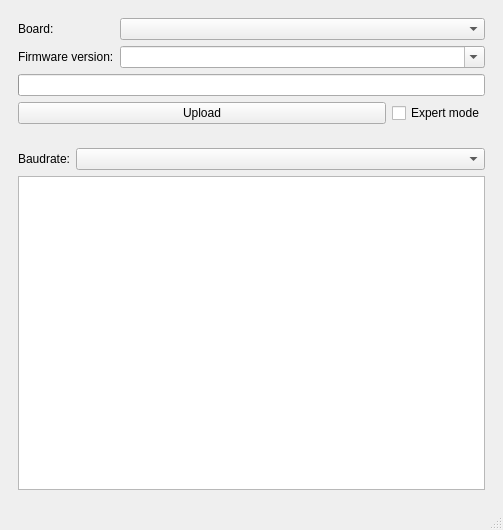
The window that gui/mainwindow.ui (opendata-stuttgart/airrohr-firmware-flasher) describes before a commit, drawn with Qt 5.
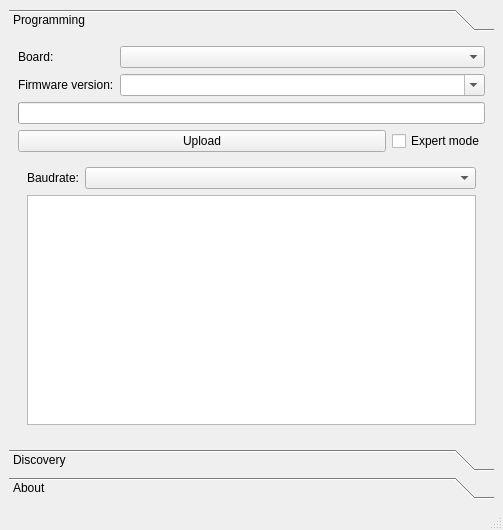
The same window after the commit. Icons and pictures are not drawn.

Patch:
```diff
--- a/gui/mainwindow.ui
+++ b/gui/mainwindow.ui
@@ -32,85 +32,37 @@
    </property>
    <layout class="QVBoxLayout" name="verticalLayout">
     <item>
-     <widget class="QWidget" name="formWidget" native="true">
+     <widget class="QToolBox" name="toolBox">
+      <property name="currentIndex">
+       <number>0</number>
+      </property>
+      <widget class="QWidget" name="page_3">
+       <property name="geometry">
+        <rect>
+         <x>0</x>
+         <y>-25</y>
+         <width>471</width>
+         <height>399</height>
+        </rect>
+       </property>
       <property name="sizePolicy">
        <sizepolicy hsizetype="Preferred" vsizetype="Minimum">
         <horstretch>0</horstretch>
         <verstretch>0</verstretch>
        </sizepolicy>
       </property>
-      <layout class="QGridLayout" name="gridLayout">
-       <item row="0" column="0">
-        <widget class="QLabel" name="label">
-         <property name="text">
-          <string>Board:</string>
-         </property>
-        </widget>
-       </item>
-       <item row="0" column="1">
-        <widget class="QComboBox" name="boardBox">
-         <property name="sizePolicy">
-          <sizepolicy hsizetype="MinimumExpanding" vsizetype="Fixed">
-           <horstretch>0</horstretch>
-           <verstretch>0</verstretch>
-          </sizepolicy>
-         </property>
-        </widget>
-       </item>
-       <item row="1" column="0">
+       <attribute name="label">
+        <string>Programming</string>
+       </attribute>
+       <layout class="QGridLayout" name="gridLayout_2">
+        <item row="3" column="0">
         <widget class="QLabel" name="label_2">
          <property name="text">
           <string>Firmware version:</string>
          </property>
         </widget>
        </item>
-       <item row="1" column="1">
-        <widget class="QComboBox" name="versionBox">
-         <property name="sizePolicy">
-          <sizepolicy hsizetype="MinimumExpanding" vsizetype="Fixed">
-           <horstretch>0</horstretch>
-           <verstretch>0</verstretch>
-          </sizepolicy>
-         </property>
-         <property name="editable">
-          <bool>true</bool>
-         </property>
-        </widget>
-       </item>
-       <item row="3" column="0" colspan="2">
-        <layout class="QHBoxLayout" name="horizontalLayout">
-         <item>
-          <widget class="QPushButton" name="uploadButton">
-           <property name="sizePolicy">
-            <sizepolicy hsizetype="Expanding" vsizetype="Fixed">
-             <horstretch>0</horstretch>
-             <verstretch>0</verstretch>
-            </sizepolicy>
-           </property>
-           <property name="text">
-            <string>Upload</string>
-           </property>
-          </widget>
-         </item>
-         <item>
-          <widget class="QCheckBox" name="expertModeBox">
-           <property name="text">
-            <string>Expert mode</string>
-           </property>
-           <property name="checkable">
-            <bool>true</bool>
-           </property>
-          </widget>
-         </item>
-        </layout>
-       </item>
-       <item row="2" column="0" colspan="2">
-        <widget class="QProgressBar" name="progressBar"/>
-       </item>
-      </layout>
-     </widget>
-    </item>
-    <item>
+        <item row="7" column="0" colspan="2">
      <widget class="QWidget" name="expertForm" native="true">
       <property name="sizePolicy">
        <sizepolicy hsizetype="Preferred" vsizetype="Expanding">
@@ -149,6 +101,101 @@
       </layout>
      </widget>
     </item>
+        <item row="5" column="0" colspan="2">
+         <widget class="QProgressBar" name="progressBar"/>
+        </item>
+        <item row="3" column="1">
+         <widget class="QComboBox" name="versionBox">
+          <property name="sizePolicy">
+           <sizepolicy hsizetype="MinimumExpanding" vsizetype="Fixed">
+            <horstretch>0</horstretch>
+            <verstretch>0</verstretch>
+           </sizepolicy>
+          </property>
+          <property name="editable">
+           <bool>true</bool>
+          </property>
+         </widget>
+        </item>
+        <item row="0" column="0">
+         <widget class="QLabel" name="label">
+          <property name="text">
+           <string>Board:</string>
+          </property>
+         </widget>
+        </item>
+        <item row="6" column="0" colspan="2">
+         <layout class="QHBoxLayout" name="horizontalLayout">
+          <item>
+           <widget class="QPushButton" name="uploadButton">
+            <property name="sizePolicy">
+             <sizepolicy hsizetype="Expanding" vsizetype="Fixed">
+              <horstretch>0</horstretch>
+              <verstretch>0</verstretch>
+             </sizepolicy>
+            </property>
+            <property name="text">
+             <string>Upload</string>
+            </property>
+           </widget>
+          </item>
+          <item>
+           <widget class="QCheckBox" name="expertModeBox">
+            <property name="text">
+             <string>Expert mode</string>
+            </property>
+            <property name="checkable">
+             <bool>true</bool>
+            </property>
+           </widget>
+          </item>
+         </layout>
+        </item>
+        <item row="0" column="1">
+         <widget class="QComboBox" name="boardBox">
+          <property name="sizePolicy">
+           <sizepolicy hsizetype="MinimumExpanding" vsizetype="Fixed">
+            <horstretch>0</horstretch>
+            <verstretch>0</verstretch>
+           </sizepolicy>
+          </property>
+         </widget>
+        </item>
+       </layout>
+      </widget>
+      <widget class="QWidget" name="page_4">
+       <property name="geometry">
+        <rect>
+         <x>0</x>
+         <y>0</y>
+         <width>491</width>
+         <height>374</height>
+        </rect>
+       </property>
+       <attribute name="label">
+        <string>Discovery</string>
+       </attribute>
+       <layout class="QGridLayout" name="gridLayout">
+        <item row="1" column="0">
+         <widget class="QListWidget" name="listWidget"/>
+        </item>
+        <item row="2" column="0">
+         <widget class="QPushButton" name="pushButton">
+          <property name="text">
+           <string>Scan</string>
+          </property>
+         </widget>
+        </item>
+       </layout>
+      </widget>
+      <widget class="QWidget" name="page_5">
+       <attribute name="label">
+        <string>About</string>
+       </attribute>
+       <layout class="QGridLayout" name="gridLayout_3"/>
+      </widget>
+     </widget>
+    </item>
    </layout>
   </widget>
   <widget class="QMenuBar" name="menubar">
```
Left out of the diff: 2 changed lines with no effect on the pictures. Lines whose indentation alone changed are shown as unchanged.
